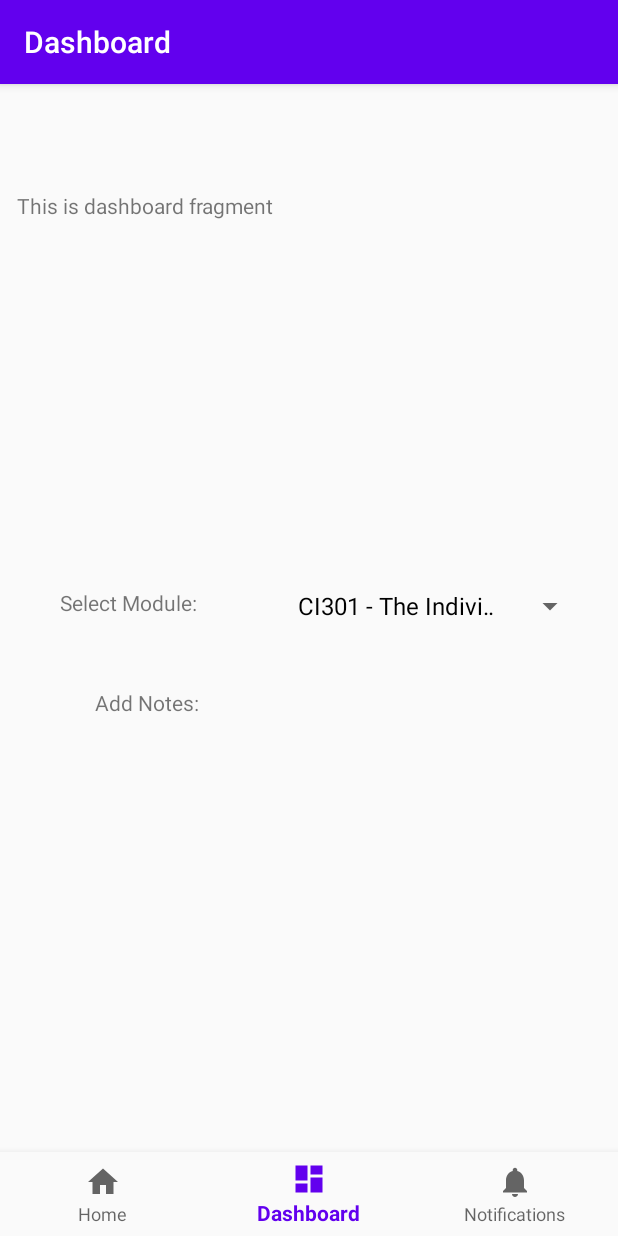
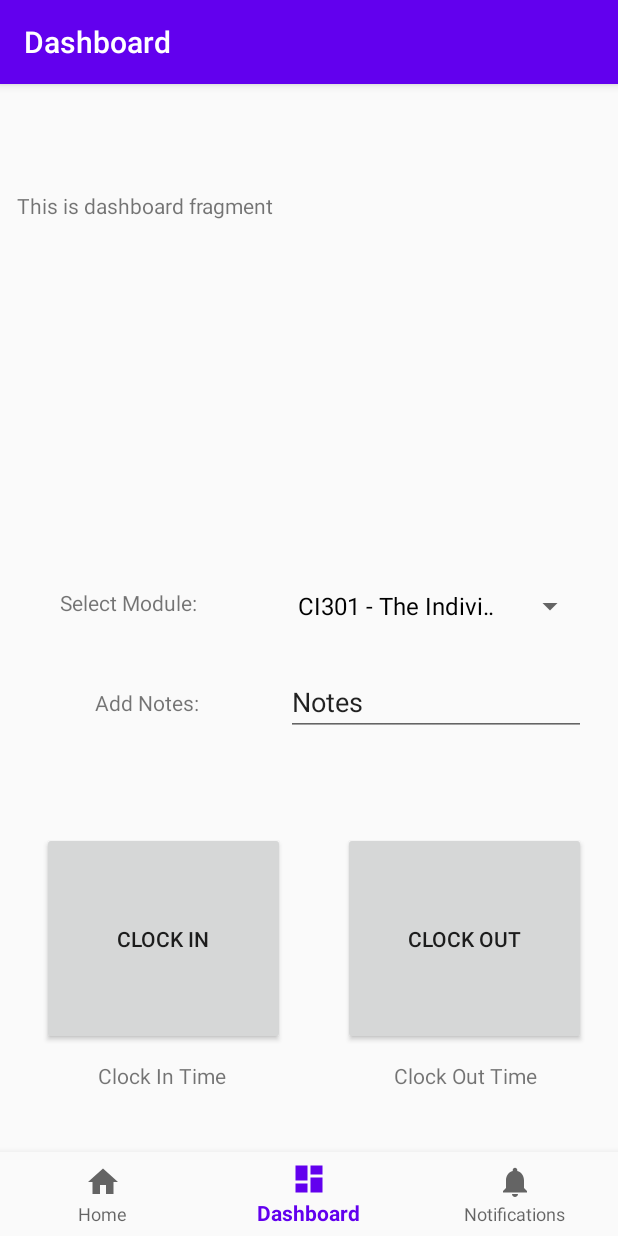
Before and after one commit to paoloe/pae_UniversityActivityTracker, an Android app: the DashboardFragment screen opened through its navigation route, on a phone screen of 412 x 824 dp. Run offline under Robolectric (Android 15) with nearby library versions, the phone set to English and light mode, and no system bars; our stand-ins replace Room's generated code, navigation-ui.

```diff
--- /dev/null
+++ b/app/src/main/java/com/example/universityactivitytracker/AppDatabase.java
@@ -0,0 +1,14 @@
+package com.example.universityactivitytracker;
+
+import androidx.room.Database;
+import androidx.room.RoomDatabase;
+import androidx.room.TypeConverters;
+
+import com.example.universityactivitytracker.Record;
+import com.example.universityactivitytracker.RecordDao;
+
+@Database(entities = {Record.class}, version = 1)
+@TypeConverters({Converters.class})
+public abstract class AppDatabase extends RoomDatabase {
+    public abstract RecordDao recordDao();
+}
--- a/app/src/main/java/com/example/universityactivitytracker/MainActivity.java
+++ b/app/src/main/java/com/example/universityactivitytracker/MainActivity.java
@@ -3,6 +3,7 @@ package com.example.universityactivitytracker;
 import android.os.Bundle;
 import android.widget.ArrayAdapter;
 import android.widget.Spinner;
+import android.widget.TextView;
 
 import com.google.android.material.bottomnavigation.BottomNavigationView;
 
@@ -13,7 +14,12 @@ import androidx.navigation.Navigation;
 import androidx.navigation.ui.AppBarConfiguration;
 import androidx.navigation.ui.NavigationUI;
 
+import java.util.Date;
+import java.util.List;
+
 public class MainActivity extends AppCompatActivity {
+
+    private TextView textView;
 
     @Override
     protected void onCreate(Bundle savedInstanceState) {
@@ -28,6 +34,23 @@ public class MainActivity extends AppCompatActivity {
         NavController navController = Navigation.findNavController(this, R.id.nav_host_fragment);
         NavigationUI.setupActionBarWithNavController(this, navController, appBarConfiguration);
         NavigationUI.setupWithNavController(navView, navController);
+
+        RecordAsync recordAsync = new RecordAsync(getApplicationContext());
+        List<Record> records = recordAsync.getAllRecords();
+        String info = "";
+        textView = findViewById(R.id.textView);
+
+        for(Record record : records){
+            int id = record.getUid();
+            String module = record.getModule();
+            String notes = record.getNote();
+            Date clockIn = record.getClockIn();
+            Date clockOut = record.getClockOut();
+
+            info += "\n\n" + "ID: " + id + "\n Module: "+ module + "\n Notes: " + notes + "\n Clock In: " +
+                    clockIn + "\n Clock Out: " + clockOut;
+        }
+        textView.setText(info);
     }
 
 }
--- /dev/null
+++ b/app/src/main/java/com/example/universityactivitytracker/RecordAsync.java
@@ -0,0 +1,48 @@
+package com.example.universityactivitytracker;
+
+import android.content.Context;
+import android.os.AsyncTask;
+
+import androidx.room.Room;
+
+import java.util.List;
+import java.util.concurrent.ExecutionException;
+
+public class RecordAsync {
+    private AppDatabase db;
+
+    public RecordAsync(Context context){
+        db = Room.databaseBuilder(context.getApplicationContext(), AppDatabase.class,
+                "Record").build();
+    }
+
+    public List<Record> getAllRecords(){
+        try{
+            return new GetHolidaysAsync().execute().get();
+        } catch (InterruptedException e) {
+            e.printStackTrace();
+        } catch (ExecutionException e) {
+            e.printStackTrace();
+        }
+        return null;
+    }
+
+    private class GetHolidaysAsync extends AsyncTask<Void, Void, List<Record>>{
+        @Override
+        protected List<Record> doInBackground(Void... voids) {
+            return db.recordDao().getAll();
+        }
+    }
+
+    public void insertRecord(Record record){
+        new insertRecord().execute(record);
+    }
+
+    private class insertRecord extends AsyncTask<Record, Void, Void>{
+        @Override
+        protected Void doInBackground(Record... records){
+            db.recordDao().insertAll(records);
+            return null;
+        }
+    }
+}
--- /dev/null
+++ b/app/src/main/java/com/example/universityactivitytracker/RecordDao.java
@@ -0,0 +1,22 @@
+package com.example.universityactivitytracker;
+
+import androidx.room.Dao;
+import androidx.room.Delete;
+import androidx.room.Insert;
+import androidx.room.Query;
+import androidx.room.RawQuery;
+
+import java.util.List;
+
+@Dao
+public interface RecordDao {
+
+    @Query("SELECT * FROM record")
+    List<Record> getAll();
+
+    @Insert
+    void insertAll(Record... records);
+
+    @Delete
+    void delete(Record record);
+}
--- a/app/src/main/java/com/example/universityactivitytracker/ui/dashboard/DashboardFragment.java
+++ b/app/src/main/java/com/example/universityactivitytracker/ui/dashboard/DashboardFragment.java
@@ -5,9 +5,11 @@ import android.view.LayoutInflater;
 import android.view.View;
 import android.view.ViewGroup;
 import android.widget.ArrayAdapter;
+import android.widget.Button;
 import android.widget.EditText;
 import android.widget.Spinner;
 import android.widget.TextView;
+import android.widget.Toast;
 
 import androidx.annotation.NonNull;
 import androidx.annotation.Nullable;
@@ -15,26 +17,29 @@ import androidx.fragment.app.Fragment;
 import androidx.lifecycle.Observer;
 import androidx.lifecycle.ViewModelProviders;
 
+import com.example.universityactivitytracker.Converters;
 import com.example.universityactivitytracker.R;
+import com.example.universityactivitytracker.Record;
+import com.example.universityactivitytracker.RecordAsync;
+
+import java.util.Calendar;
+import java.util.Date;
 
 public class DashboardFragment extends Fragment {
 
     private DashboardViewModel dashboardViewModel;
+    private Spinner spinner;
+    private EditText addNotes;
+    private Button clockIn, clockOut;
+    private TextView clockInValue, clockOutValue;
 
     @Override
     public View onCreateView(@NonNull LayoutInflater inflater,
                              ViewGroup container, Bundle savedInstanceState) {
         dashboardViewModel =
                 ViewModelProviders.of(this).get(DashboardViewModel.class);
-        View root = inflater.inflate(R.layout.fragment_dashboard, container, false);
-
-        Spinner spinner = (Spinner) root.findViewById(R.id.dashboard_sp_moduleSelector);
-        ArrayAdapter<CharSequence> adapter = ArrayAdapter.createFromResource(this.getActivity(), R.array.moduleCodes_array,
-                android.R.layout.simple_spinner_dropdown_item);
-        adapter.setDropDownViewResource(android.R.layout.simple_spinner_dropdown_item);
-        spinner.setAdapter(adapter);
-
-        final TextView textView = root.findViewById(R.id.dashboard_tv_dashboard);
+        View r = inflater.inflate(R.layout.fragment_dashboard, container, false);
+        final TextView textView = r.findViewById(R.id.dashboard_tv_dashboard);
         dashboardViewModel.getText().observe(getViewLifecycleOwner(), new Observer<String>() {
             @Override
             public void onChanged(@Nullable String s) {
@@ -42,7 +47,50 @@ public class DashboardFragment extends Fragment {
             }
         });
 
-        return root;
+        addNotes = r.findViewById(R.id.dashboard_et_addNotes);
+        clockIn = r.findViewById(R.id.dashboard_btn_clkIn);
+        clockOut = r.findViewById(R.id.dashboard_btn_clkOut);
+        spinner = (Spinner) r.findViewById(R.id.dashboard_sp_moduleSelector);
+        clockInValue = r.findViewById(R.id.dashboard_tv_clockIn);
+        clockOutValue = r.findViewById(R.id.dashboard_tv_clockOut);
+
+        ArrayAdapter<CharSequence> adapter = ArrayAdapter.createFromResource(this.getActivity(), R.array.moduleCodes_array,
+                android.R.layout.simple_spinner_dropdown_item);
+        adapter.setDropDownViewResource(android.R.layout.simple_spinner_dropdown_item);
+        spinner.setAdapter(adapter);
+
+        clockIn.setOnClickListener(new View.OnClickListener() {
+            @Override
+            public void onClick(View v) {
+                Date currentTime = Calendar.getInstance().getTime();
+                clockInValue.setText(currentTime.toString());
+            }
+        });
+
+        clockOut.setOnClickListener(new View.OnClickListener(){
+            @Override
+            public void onClick(View view){
+                Date currentClockOutTime = Calendar.getInstance().getTime();
+
+                String notes = addNotes.getText().toString();
+                String moduleCode = spinner.getSelectedItem().toString();
+                String clockInTime = clockInValue.getText().toString();
+                String clockOutTime = currentClockOutTime.toString();
+
+                Record record = new Record();
+                record.setNote(notes);
+                record.setModule(moduleCode);
+                record.setClockIn(Converters.toDate(clockInTime));
+                record.setClockOut(Converters.toDate(clockOutTime));
+
+                RecordAsync recordAsync = new RecordAsync(getActivity().getApplicationContext());
+                recordAsync.insertRecord(record);
+
+                Toast.makeText(getContext(), "New Record Added", Toast.LENGTH_SHORT).show();
+            }
+        });
+
+        return r;
     }
 
 }
--- a/app/src/main/res/layout/activity_main.xml
+++ b/app/src/main/res/layout/activity_main.xml
@@ -1,6 +1,7 @@
 <?xml version="1.0" encoding="utf-8"?>
 <androidx.constraintlayout.widget.ConstraintLayout xmlns:android="http://schemas.android.com/apk/res/android"
     xmlns:app="http://schemas.android.com/apk/res-auto"
+    xmlns:tools="http://schemas.android.com/tools"
     android:id="@+id/container"
     android:layout_width="match_parent"
     android:layout_height="match_parent"
@@ -32,4 +33,16 @@
         app:layout_constraintVertical_bias="1.0"
         app:navGraph="@navigation/mobile_navigation" />
 
+    <TextView
+        android:id="@+id/textView"
+        android:layout_width="wrap_content"
+        android:layout_height="wrap_content"
+        android:text="TextView"
+        app:layout_constraintBottom_toTopOf="@+id/nav_view"
+        app:layout_constraintEnd_toEndOf="@+id/nav_host_fragment"
+        app:layout_constraintHorizontal_bias="0.088"
+        app:layout_constraintStart_toStartOf="@+id/nav_host_fragment"
+        app:layout_constraintTop_toTopOf="@+id/nav_host_fragment"
+        app:layout_constraintVertical_bias="0.061" />
+
 </androidx.constraintlayout.widget.ConstraintLayout>
--- a/app/src/main/res/layout/fragment_dashboard.xml
+++ b/app/src/main/res/layout/fragment_dashboard.xml
@@ -52,4 +52,65 @@
         app:layout_constraintTop_toTopOf="parent"
         app:layout_constraintVertical_bias="0.404" />
 
+    <Button
+        android:id="@+id/dashboard_btn_clkIn"
+        android:layout_width="162dp"
+        android:layout_height="142dp"
+        android:text="Clock In"
+        app:layout_constraintBottom_toBottomOf="parent"
+        app:layout_constraintEnd_toEndOf="parent"
+        app:layout_constraintHorizontal_bias="0.112"
+        app:layout_constraintStart_toStartOf="parent"
+        app:layout_constraintTop_toTopOf="parent"
+        app:layout_constraintVertical_bias="0.777" />
+
+    <Button
+        android:id="@+id/dashboard_btn_clkOut"
+        android:layout_width="162dp"
+        android:layout_height="142dp"
+        android:text="Clock Out"
+        app:layout_constraintBottom_toBottomOf="parent"
+        app:layout_constraintEnd_toEndOf="parent"
+        app:layout_constraintHorizontal_bias="0.915"
+        app:layout_constraintStart_toStartOf="parent"
+        app:layout_constraintTop_toTopOf="parent"
+        app:layout_constraintVertical_bias="0.777" />
+
+    <EditText
+        android:id="@+id/dashboard_et_addNotes"
+        android:layout_width="200dp"
+        android:layout_height="wrap_content"
+        android:ems="10"
+        android:inputType="text"
+        android:text="Notes"
+        app:layout_constraintBottom_toBottomOf="parent"
+        app:layout_constraintEnd_toEndOf="parent"
+        app:layout_constraintHorizontal_bias="0.9"
+        app:layout_constraintStart_toStartOf="parent"
+        app:layout_constraintTop_toTopOf="parent" />
+
+    <TextView
+        android:id="@+id/dashboard_tv_clockIn"
+        android:layout_width="wrap_content"
+        android:layout_height="wrap_content"
+        android:text="Clock In Time"
+        app:layout_constraintBottom_toBottomOf="parent"
+        app:layout_constraintEnd_toEndOf="parent"
+        app:layout_constraintHorizontal_bias="0.2"
+        app:layout_constraintStart_toStartOf="parent"
+        app:layout_constraintTop_toTopOf="parent"
+        app:layout_constraintVertical_bias="0.859" />
+
+    <TextView
+        android:id="@+id/dashboard_tv_clockOut"
+        android:layout_width="wrap_content"
+        android:layout_height="wrap_content"
+        android:text="Clock Out Time"
+        app:layout_constraintBottom_toBottomOf="parent"
+        app:layout_constraintEnd_toEndOf="parent"
+        app:layout_constraintHorizontal_bias="0.83"
+        app:layout_constraintStart_toStartOf="parent"
+        app:layout_constraintTop_toTopOf="parent"
+        app:layout_constraintVertical_bias="0.859" />
+
 </androidx.constraintlayout.widget.ConstraintLayout>
--- a/build.gradle
+++ b/build.gradle
@@ -9,7 +9,6 @@ buildscript {
     }
     dependencies {
         classpath 'com.android.tools.build:gradle:3.6.1'
-
 
         // NOTE: Do not place your application dependencies here; they belong
         // in the individual module build.gradle files
```
Also changed, not shown: app/build.gradle (+19 -0 lines), app/src/main/java/com/example/universityactivitytracker/Converters.java (added, +36 -0 lines), app/src/main/java/com/example/universityactivitytracker/Record.java (added, +65 -0 lines).
